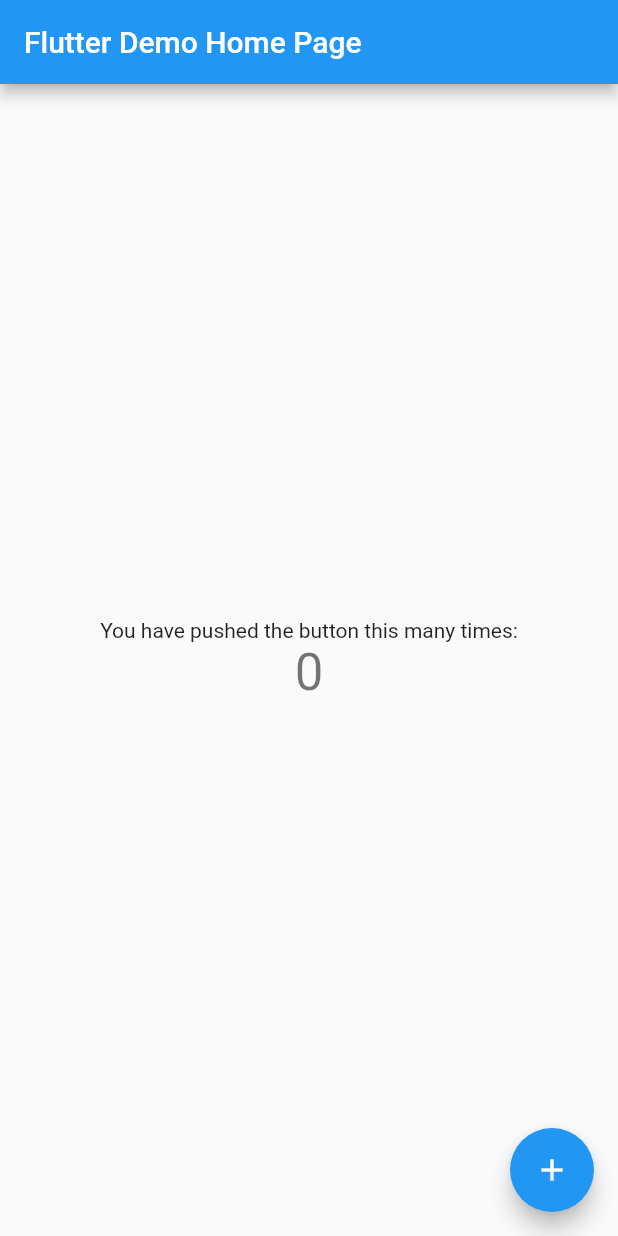
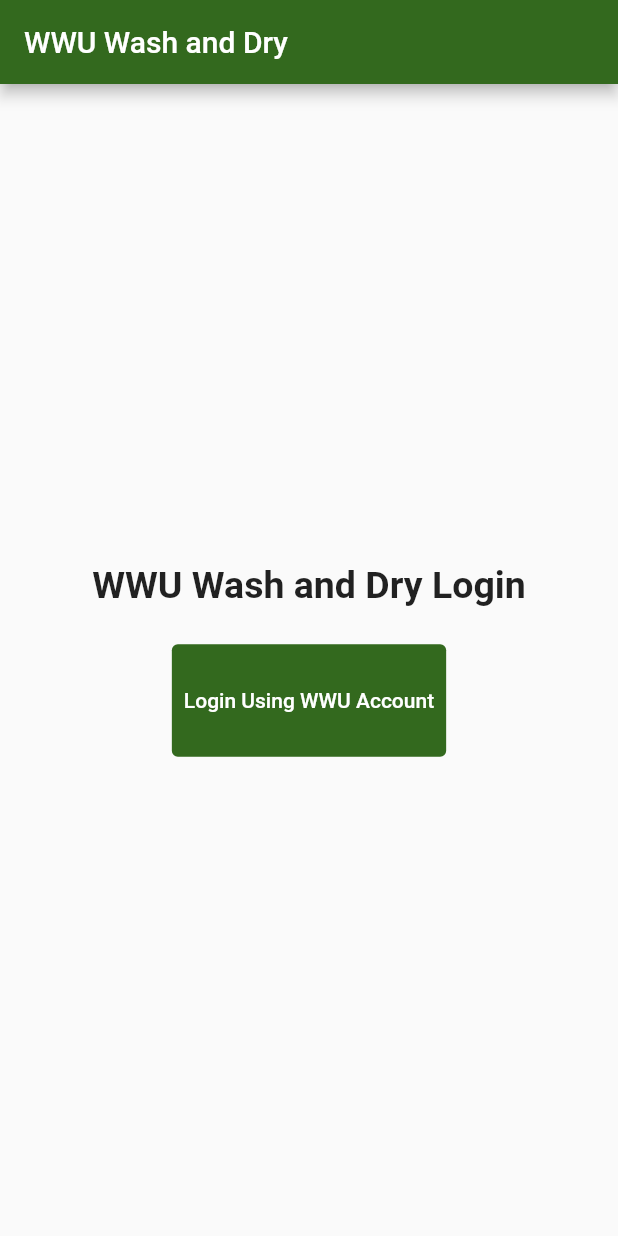
Before and after one commit to Reece-Reklai/DormitoryWasherAndDryer, a Flutter app: the screen it shows after launch, on a phone screen of 412 x 824 dp. Run offline on Flutter 3.47's test engine with Material 2 defaults, Android fonts, the phone set to English and light mode, and no system bars; our stand-ins replace equatable; missing offline and left inert: dart:html.

Commit message:
login integration and file migration

```diff
--- a/wwu_wash_and_dry/lib/main.dart
+++ b/wwu_wash_and_dry/lib/main.dart
@@ -1,63 +1,68 @@
 import 'package:flutter/material.dart';
+import 'dart:html' as html;
 
-void main() => runApp(MyApp());
+import 'widgets/login.dart';
 
-class MyApp extends StatelessWidget {
-  @override
-  Widget build(BuildContext context) {
-    return MaterialApp(
-      title: 'Flutter Demo',
-      theme: ThemeData(
-        primarySwatch: Colors.blue,
-      ),
-      home: const MyHomePage(title: 'Flutter Demo Home Page'),
-    );
+void main() {
+  // collect access key with a querry to the current url
+  var accessToken = (Uri.base.queryParameters['token'] ?? '').toString();
+  // collect error with a querry to the current url
+  final error = (Uri.base.queryParameters['error'] ?? '').toString();
+
+  // continue using localhost if you start on localhost
+  // WARNING: this completely dissables single sign on and all
+  // of its features
+  if (Uri.base.toString().contains('localhost')) {
+    accessToken = 'This_token_has_no_features';
   }
+  runApp(WWUApp(accessToken, error));
 }
 
-class MyHomePage extends StatefulWidget {
-  const MyHomePage({Key? key, required this.title}) : super(key: key);
-
-  final String title;
+class WWUApp extends StatefulWidget {
+  final String accessToken;
+  final String error;
+  const WWUApp(this.accessToken, this.error, {super.key});
 
   @override
-  _MyHomePageState createState() => _MyHomePageState();
+  State<WWUApp> createState() => _WWUAppState();
 }
 
-class _MyHomePageState extends State<MyHomePage> {
-  int _counter = 0;
-
-  void _incrementCounter() {
-    setState(() {
-      _counter++;
-    });
+class _WWUAppState extends State<WWUApp> {
+  var _accessKey = "-1";
+  var _errorState = false;
+  void _updateState() {
+    if (_accessKey == 'AuthFailed') {
+      // if in error state, on function use, change state number
+      // back to the Login page's state string
+      setState(() {
+        _accessKey = '-1';
+      });
+    } else {
+      // if the login button is clicked try to launch single sign on
+      setState(() {
+        // change webpage to the single sign on site and if it fails change key to AuthFailed to trigger error page.
+        html.window.open(
+            'https://login.microsoftonline.com/d958f048-e431-4277-9c8d-ebfb75e7aa64/oauth2/v2.0/authorize?client_id=b011ad62-bda8-449f-99d3-519a3d973218&response_type=code&response_mode=query&scope=https://graph.microsoft.com/User.Read&redirect_uri=https://172.27.4.142:5000/login/callback',
+            '_self');
+        _accessKey = 'AuthFailed';
+      });
+    }
   }
 
   @override
   Widget build(BuildContext context) {
-    return Scaffold(
-      appBar: AppBar(
-        title: Text(widget.title),
-      ),
-      body: Center(
-        child: Column(
-          mainAxisAlignment: MainAxisAlignment.center,
-          children: <Widget>[
-            const Text(
-              'You have pushed the button this many times:',
-            ),
-            Text(
-              '$_counter',
-              style: Theme.of(context).textTheme.headline4,
-            ),
-          ],
-        ),
-      ),
-      floatingActionButton: FloatingActionButton(
-        onPressed: _incrementCounter,
-        tooltip: 'Increment',
-        child: const Icon(Icons.add),
-      ),
-    );
+    // returns the correct widget, error, login, or home page
+    // widgets depending on the accessKey
+    // but sets access key depending on the queries for this websites
+    // access key and error
+    if (!_errorState) {
+      if (widget.error != '') {
+        _accessKey = 'AuthFailed';
+        _errorState = true;
+      } else if (widget.accessToken != '') {
+        _accessKey = widget.accessToken;
+      }
+    }
+    return Login(_accessKey, _updateState);
   }
 }
--- /dev/null
+++ b/wwu_wash_and_dry/lib/widgets/login.dart
@@ -0,0 +1,24 @@
+import 'package:flutter/material.dart';
+import 'package:wwu_wash_and_dry/widgets/home_page.dart';
+import 'package:wwu_wash_and_dry/widgets/login_error.dart';
+import 'package:wwu_wash_and_dry/widgets/login_page.dart';
+
+class Login extends StatelessWidget {
+  /// used for returning a corresponding widget depending on a String accessKey
+  final String _accessKey;
+  final VoidCallback _updateState;
+  const Login(this._accessKey, this._updateState, {super.key});
+
+  @override
+  Widget build(BuildContext context) {
+    /// returns a corresponding widget depending on accessKey
+    if (_accessKey == "-1") {
+      return LoginPage(_updateState);
+    } else if (_accessKey == "AuthFailed") {
+      return LoginError(_updateState);
+    } else {
+      // any keys that aren't failure or the login -1 page are valid
+      return const HomePage();
+    }
+  }
+}
--- /dev/null
+++ b/wwu_wash_and_dry/lib/widgets/login_error.dart
@@ -0,0 +1,38 @@
+import 'package:flutter/material.dart';
+
+class LoginError extends StatelessWidget {
+  final VoidCallback _updateState;
+  const LoginError(this._updateState, {super.key});
+
+  @override
+  Widget build(BuildContext context) {
+    return MaterialApp(
+      home: Scaffold(
+        appBar: AppBar(
+          title: const Text('WWU Wash and Dry'),
+          backgroundColor: Colors.lightGreen.shade900,
+        ),
+        body: Center(
+            child: Column(
+          mainAxisAlignment: MainAxisAlignment.center,
+          children: [
+            const Text(
+              'Uh oh! There seems to have been an error',
+              style: TextStyle(fontSize: 30, fontWeight: FontWeight.bold),
+            ),
+            const SizedBox(height: 25),
+            ElevatedButton(
+              onPressed: _updateState,
+              style: TextButton.styleFrom(
+                fixedSize: const Size.fromHeight(40.0),
+                foregroundColor: Colors.white,
+                backgroundColor: Colors.lightGreen.shade900,
+              ),
+              child: const Text('Return to login page'),
+            )
+          ],
+        )),
+      ),
+    );
+  }
+}
--- /dev/null
+++ b/wwu_wash_and_dry/lib/widgets/login_page.dart
@@ -0,0 +1,38 @@
+import 'package:flutter/material.dart';
+
+class LoginPage extends StatelessWidget {
+  final VoidCallback _updateState;
+  const LoginPage(this._updateState, {super.key});
+
+  @override
+  Widget build(BuildContext context) {
+    return MaterialApp(
+      home: Scaffold(
+        appBar: AppBar(
+          title: const Text('WWU Wash and Dry'),
+          backgroundColor: Colors.lightGreen.shade900,
+        ),
+        body: Center(
+          child: Column(mainAxisAlignment: MainAxisAlignment.center, children: [
+            const Text(
+              'WWU Wash and Dry Login',
+              style: TextStyle(fontSize: 25, fontWeight: FontWeight.bold),
+            ),
+            const SizedBox(height: 25),
+            TextButton(
+              onPressed: _updateState,
+              style: TextButton.styleFrom(
+                fixedSize: const Size.fromHeight(75.0),
+                foregroundColor: Colors.white,
+                backgroundColor: Colors.lightGreen.shade900,
+              ),
+              child: const Text(
+                'Login Using WWU Account',
+              ),
+            ),
+          ]),
+        ),
+      ),
+    );
+  }
+}
--- a/wwu_wash_and_dry/pubspec.yaml
+++ b/wwu_wash_and_dry/pubspec.yaml
@@ -33,7 +33,6 @@ environment:
 dependencies:
   flutter:
     sdk: flutter
-
 
   # The following adds the Cupertino Icons font to your application.
   # Use with the CupertinoIcons class for iOS style icons.
```
Also changed, not shown: wwu_wash_and_dry/lib/widgets/drop_down_list.dart (added, +44 -0 lines), wwu_wash_and_dry/lib/widgets/floor_layout.dart (added, +158 -0 lines), wwu_wash_and_dry/lib/widgets/home_page.dart (added, +117 -0 lines), 2 other files.
